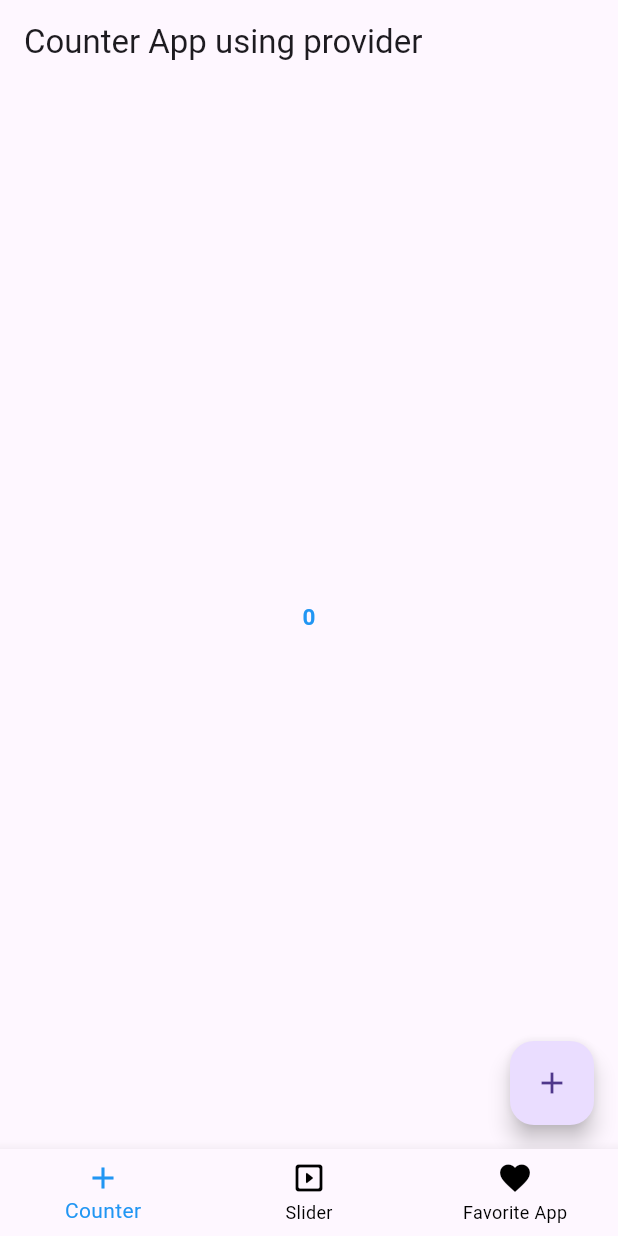
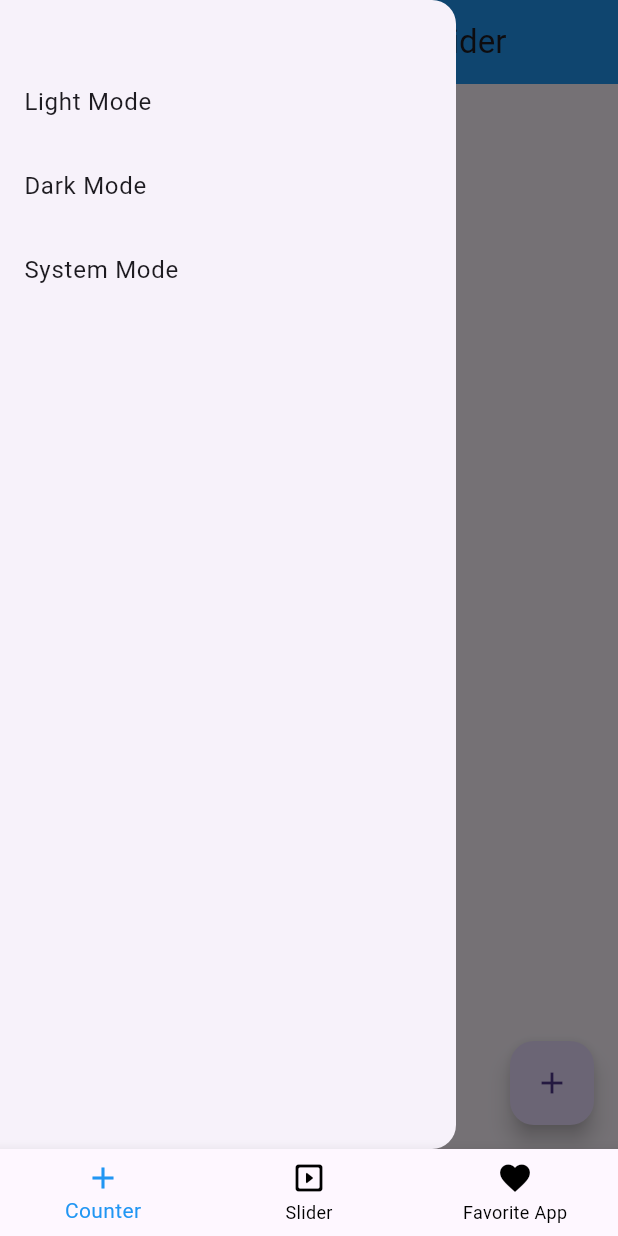
Before and after one commit to Noorullah178632/provider1, a Flutter app: the screen it shows after launch, with the side drawer open (before the commit the screen has no drawer), on a phone screen of 412 x 824 dp. Run offline on Flutter 3.47's test engine with Material 3 defaults, Android fonts, the phone set to English and light mode, and no system bars.

Commit message:
ThemeMode added

```diff
--- a/lib/main.dart
+++ b/lib/main.dart
@@ -3,9 +3,9 @@ import 'package:provider/provider.dart';
 import 'package:provider1/prov/another_provider.dart';
 import 'package:provider1/prov/bottom_nav_provider.dart';
 import 'package:provider1/prov/favorite_provider.dart';
+import 'package:provider1/prov/themeMode_provider.dart';
 
 import 'package:provider1/screens/botton_nav_screen.dart';
-import 'package:provider1/screens/favorite_app/favorite_screen.dart';
 
 import 'prov/counter_provider.dart';
 
@@ -17,6 +17,7 @@ void main() {
         ChangeNotifierProvider(create: (_) => SliderClass()),
         ChangeNotifierProvider(create: (_) => BottomNavProvider()),
         ChangeNotifierProvider(create: (_) => FavoriteProvider()),
+        ChangeNotifierProvider(create: (_) => ThememodeProvider()),
       ],
       child: MyApp(),
     ),
@@ -28,9 +29,23 @@ class MyApp extends StatelessWidget {
 
   @override
   Widget build(BuildContext context) {
-    return MaterialApp(
-      debugShowCheckedModeBanner: false,
-      home: BottonNavScreen(),
+    return Consumer<ThememodeProvider>(
+      builder: (context, provider, index) {
+        return MaterialApp(
+          debugShowCheckedModeBanner: false,
+          theme: ThemeData(
+            brightness: Brightness.light,
+            appBarTheme: AppBarTheme(color: Colors.blue),
+          ),
+          darkTheme: ThemeData(
+            brightness: Brightness.dark,
+            appBarTheme: AppBarTheme(color: Colors.black87),
+          ),
+          themeMode: provider.thememode,
+
+          home: BottonNavScreen(),
+        );
+      },
     );
   }
 }
--- /dev/null
+++ b/lib/prov/themeMode_provider.dart
@@ -0,0 +1,10 @@
+import 'package:flutter/material.dart';
+
+class ThememodeProvider extends ChangeNotifier {
+  ThemeMode _themeMode = ThemeMode.light;
+  ThemeMode get thememode => _themeMode;
+  void changeThemeMode(ThemeMode mode) {
+    _themeMode = mode;
+    notifyListeners();
+  }
+}
--- a/lib/screens/botton_nav_screen.dart
+++ b/lib/screens/botton_nav_screen.dart
@@ -5,6 +5,7 @@ import 'package:provider1/screens/counter_screen.dart';
 import 'package:provider1/screens/favorite_app/favorite_screen.dart';
 import 'package:provider1/screens/slider_screen.dart';
 
+// ignore: must_be_immutable
 class BottonNavScreen extends StatelessWidget {
   List screens = [CounterScreen(), SliderScreen(), FavoriteScreen()];
 
--- a/lib/screens/counter_screen.dart
+++ b/lib/screens/counter_screen.dart
@@ -1,6 +1,7 @@
 import 'package:flutter/material.dart';
 import 'package:provider/provider.dart';
 import 'package:provider1/prov/counter_provider.dart';
+import 'package:provider1/prov/themeMode_provider.dart';
 
 class CounterScreen extends StatelessWidget {
   const CounterScreen({super.key});
@@ -11,9 +12,37 @@ class CounterScreen extends StatelessWidget {
     //1:
     // final count = context.watch<Counter>().count;:if we use this line then the whole screen will rebuild not a specific one
     //2:
-
+    final provider = Provider.of<ThememodeProvider>(context, listen: false);
     return Scaffold(
       appBar: AppBar(title: Text("Counter App using provider")),
+      drawer: Drawer(
+        child: ListView(
+          children: [
+            SizedBox(height: 40),
+            ListTile(
+              title: Text("Light Mode"),
+              onTap: () {
+                provider.changeThemeMode(ThemeMode.light);
+                Navigator.pop(context);
+              },
+            ),
+            ListTile(
+              title: Text("Dark Mode"),
+              onTap: () {
+                provider.changeThemeMode(ThemeMode.dark);
+                Navigator.pop(context);
+              },
+            ),
+            ListTile(
+              title: Text("System Mode"),
+              onTap: () {
+                provider.changeThemeMode(ThemeMode.system);
+                Navigator.pop(context);
+              },
+            ),
+          ],
+        ),
+      ),
       body: Center(
         child: Column(
           mainAxisAlignment: MainAxisAlignment.center,
--- a/lib/screens/favorite_app/selected_favorite_screen.dart
+++ b/lib/screens/favorite_app/selected_favorite_screen.dart
@@ -1,5 +1,6 @@
 import 'package:flutter/material.dart';
 
+// ignore: must_be_immutable
 class SelectedFavoriteScreen extends StatelessWidget {
   List<int> selectedItems;
   SelectedFavoriteScreen({required this.selectedItems});
```
